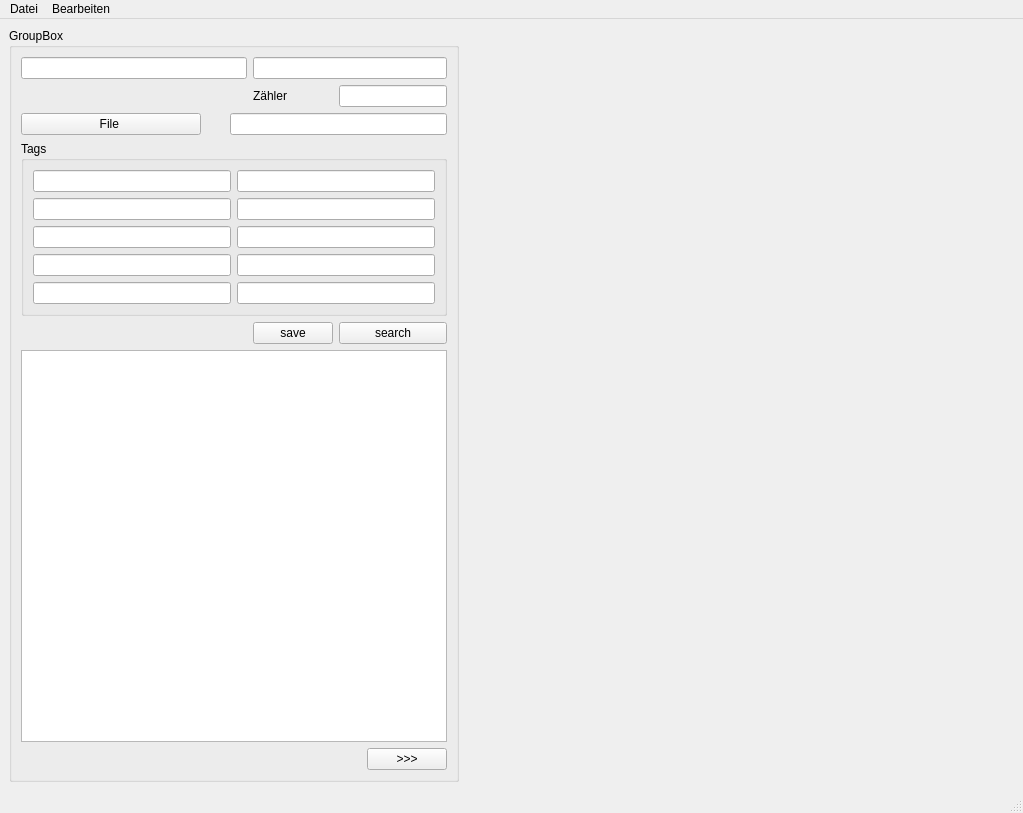
Above: DocMngr/mainwindow.ui from AlMarentu/ADMAX before the change. Below: the same form after it.
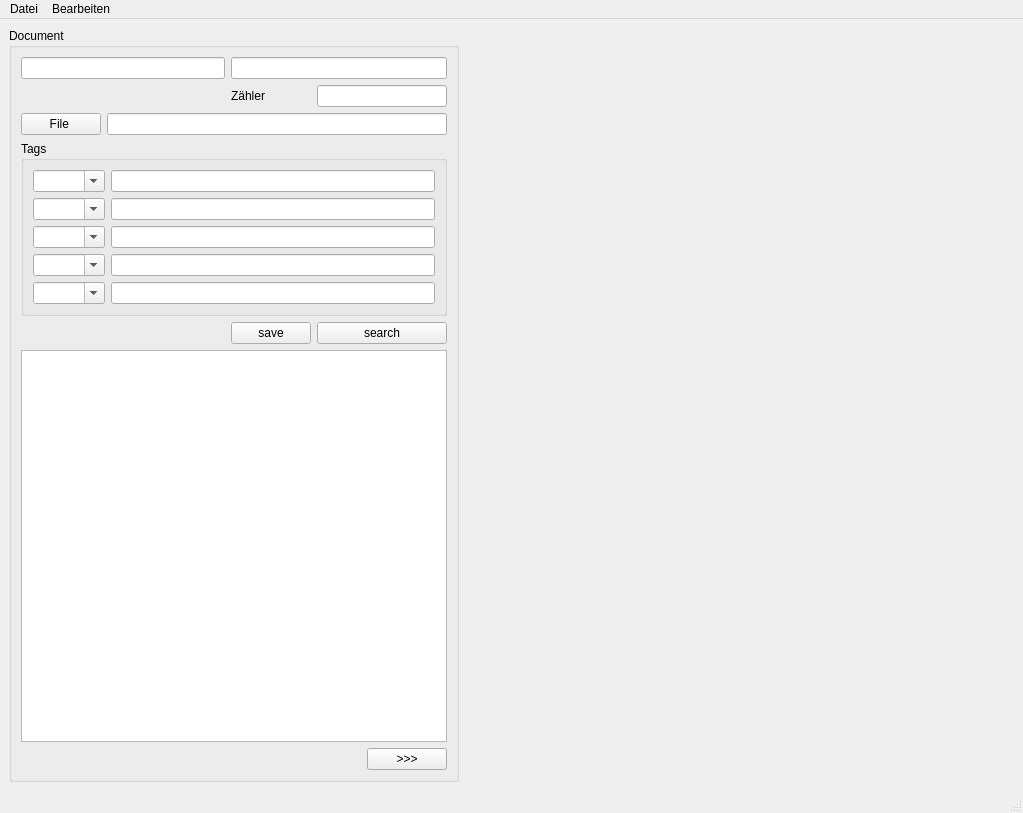
That is the form after the change. Custom widgets are drawn as their Qt base class.

Commit message: Maske überarbeitet

Patch:
```diff
--- a/DocMngr/mainwindow.ui
+++ b/DocMngr/mainwindow.ui
@@ -46,7 +46,7 @@
        </size>
       </property>
       <property name="title">
-       <string>GroupBox</string>
+       <string>Document</string>
       </property>
       <layout class="QGridLayout" name="gridLayout_3">
        <item row="0" column="0" colspan="3">
@@ -74,33 +74,53 @@
           <string>Tags</string>
          </property>
          <layout class="QGridLayout" name="gridLayout_2">
+          <item row="3" column="1">
+           <widget class="QLineEdit" name="lineEditSearch4"/>
+          </item>
+          <item row="2" column="1">
+           <widget class="QLineEdit" name="lineEditSearch3"/>
+          </item>
+          <item row="2" column="0">
+           <widget class="QComboBox" name="comboBoxTag3">
+            <property name="editable">
+             <bool>true</bool>
+            </property>
+           </widget>
+          </item>
+          <item row="4" column="0">
+           <widget class="QComboBox" name="comboBoxTag5">
+            <property name="editable">
+             <bool>true</bool>
+            </property>
+           </widget>
+          </item>
+          <item row="3" column="0">
+           <widget class="QComboBox" name="comboBoxTag4">
+            <property name="editable">
+             <bool>true</bool>
+            </property>
+           </widget>
+          </item>
           <item row="0" column="0">
-           <widget class="QLineEdit" name="lineEditTag1"/>
+           <widget class="QComboBox" name="comboBoxTag1">
+            <property name="editable">
+             <bool>true</bool>
+            </property>
+           </widget>
+          </item>
+          <item row="1" column="0">
+           <widget class="QComboBox" name="comboBoxTag2">
+            <property name="editable">
+             <bool>true</bool>
+            </property>
+           </widget>
           </item>
           <item row="0" column="1">
            <widget class="QLineEdit" name="lineEditSearch1"/>
           </item>
-          <item row="1" column="0">
-           <widget class="QLineEdit" name="lineEditTag2"/>
-          </item>
           <item row="1" column="1">
            <widget class="QLineEdit" name="lineEditSearch2"/>
           </item>
-          <item row="2" column="0">
-           <widget class="QLineEdit" name="lineEditTag3"/>
-          </item>
-          <item row="2" column="1">
-           <widget class="QLineEdit" name="lineEditSearch3"/>
-          </item>
-          <item row="3" column="0">
-           <widget class="QLineEdit" name="lineEditTag4"/>
-          </item>
-          <item row="3" column="1">
-           <widget class="QLineEdit" name="lineEditSearch4"/>
-          </item>
-          <item row="4" column="0">
-           <widget class="QLineEdit" name="lineEditTag5"/>
-          </item>
           <item row="4" column="1">
            <widget class="QLineEdit" name="lineEditSearch5"/>
           </item>
@@ -160,19 +180,6 @@
          </attribute>
         </widget>
        </item>
-       <item row="4" column="0">
-        <spacer name="horizontalSpacer_2">
-         <property name="orientation">
-          <enum>Qt::Horizontal</enum>
-         </property>
-         <property name="sizeHint" stdset="0">
-          <size>
-           <width>153</width>
-           <height>20</height>
-          </size>
-         </property>
-        </spacer>
-       </item>
        <item row="1" column="3">
         <widget class="QLabel" name="label">
          <property name="text">
@@ -190,13 +197,26 @@
        <item row="0" column="3" colspan="3">
         <widget class="QLineEdit" name="lineEdit2"/>
        </item>
-       <item row="2" column="2" colspan="4">
+       <item row="2" column="1" colspan="5">
         <widget class="QLineEdit" name="lineEditName">
          <property name="readOnly">
           <bool>true</bool>
          </property>
         </widget>
        </item>
+       <item row="4" column="0" colspan="2">
+        <spacer name="horizontalSpacer_2">
+         <property name="orientation">
+          <enum>Qt::Horizontal</enum>
+         </property>
+         <property name="sizeHint" stdset="0">
+          <size>
+           <width>153</width>
+           <height>20</height>
+          </size>
+         </property>
+        </spacer>
+       </item>
       </layout>
      </widget>
     </item>
```
Left out of the diff: 22 changed lines with no effect on the pictures. The commit also changes 1 other file.
